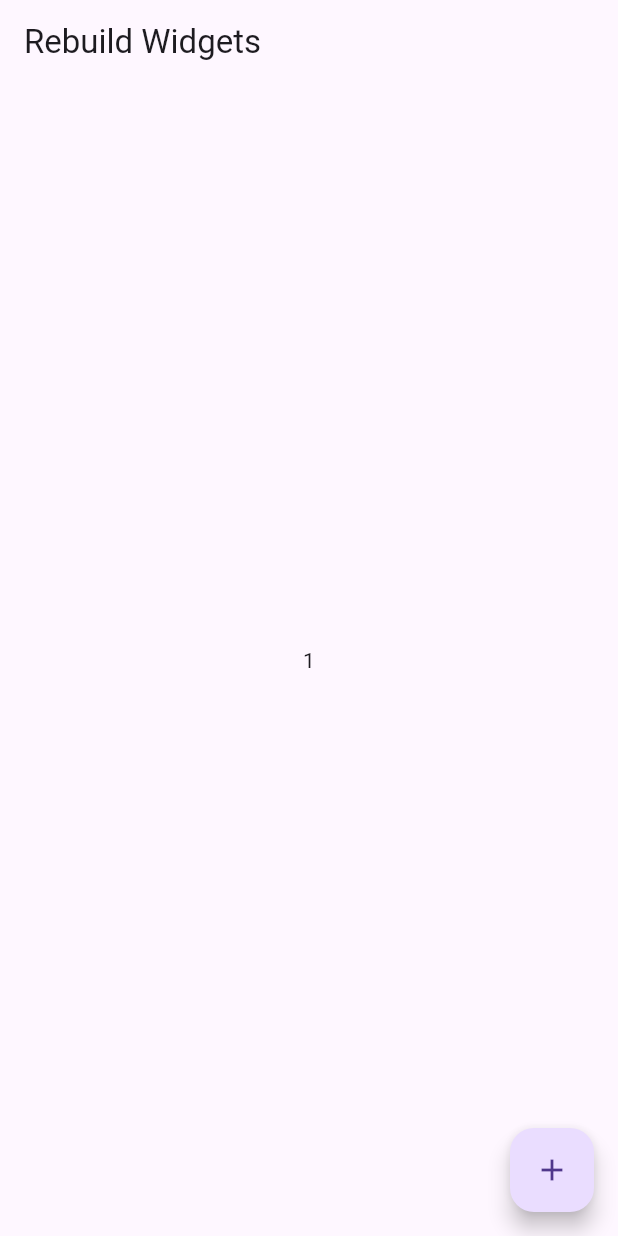
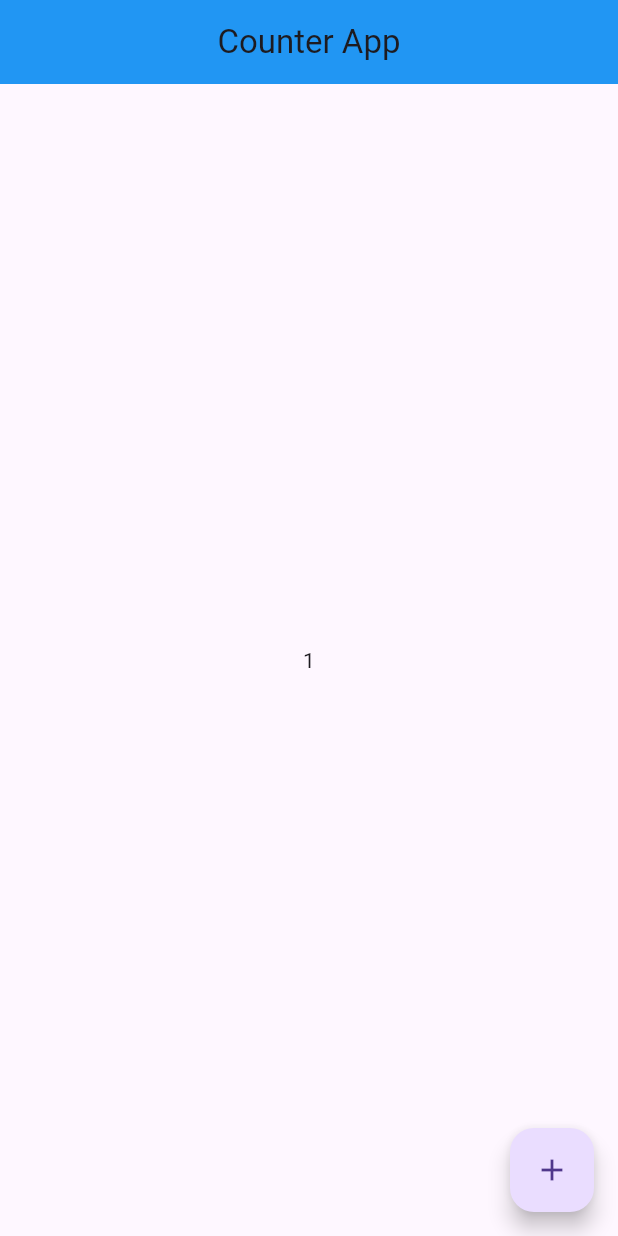
Before and after one commit to yashgoswami3251-wq/Flutter_Riverpod_State_Management, a Flutter app: the MyApp screen opened directly, after a tap on the "add" icon, on a phone screen of 412 x 824 dp. Run offline on Flutter 3.47's test engine with Material 3 defaults, Android fonts, the phone set to English and light mode, and no system bars; our stand-ins replace flutter_riverpod.

Commit message:
Revision Rebuild Widget and used ConsumerWidget and Consumer

```diff
--- a/lib/RebuildWIdgets/rebuildWidget.dart
+++ b/lib/RebuildWIdgets/rebuildWidget.dart
@@ -5,34 +5,37 @@ import 'package:flutter_riverpod/legacy.dart';
 import 'package:state_management_flutter/StaticProvider/static_provider.dart';
 
 void main(){
-  runApp(ProviderScope(child: MaterialApp(home: MyApp())));
+  runApp(ProviderScope(child: MaterialApp(debugShowCheckedModeBanner:false ,home: MyApp())));
 }
 
-
-final counterProvider = StateProvider((Ref ref){
+final counterprovider = StateProvider((Ref ref){
   return 0;
 });
 
 class MyApp extends ConsumerWidget{
   @override
   Widget build(BuildContext context, WidgetRef ref) {
-    // final count = ref.watch(counterProvider);
-    print("Build method called");
+    // var count = ref.watch(counterprovider);
+    print("Build Method Called");
     return Scaffold(
       appBar: AppBar(
-        title: Text("Rebuild Widgets"),
+        title: Center(child: Text("Counter App")),
+        backgroundColor: Colors.blue,
       ),
+
+      body: Center(
+        child: Consumer(
+            builder: (ctx,provider,_){
+              print("Consumer method called");
+              final count = provider.watch(counterprovider);
+              return Text(count.toString());
+            },
+      ),
+    ),
       floatingActionButton: FloatingActionButton(
-          onPressed: (){
-            ref.read(counterProvider.notifier).state ++;
-          },child: Icon(Icons.add),),
-      body: Center(child: Consumer(
-          builder: (ctx,provider,child){
-            final count = provider.watch(counterProvider);
-            print("Consumer Method  called");
-            return Text("$count");
-          },
-          )),
+        onPressed: (){
+          ref.read(counterprovider.notifier).state++;
+        },child: Icon(Icons.add),),
     );
   }
 }
```
